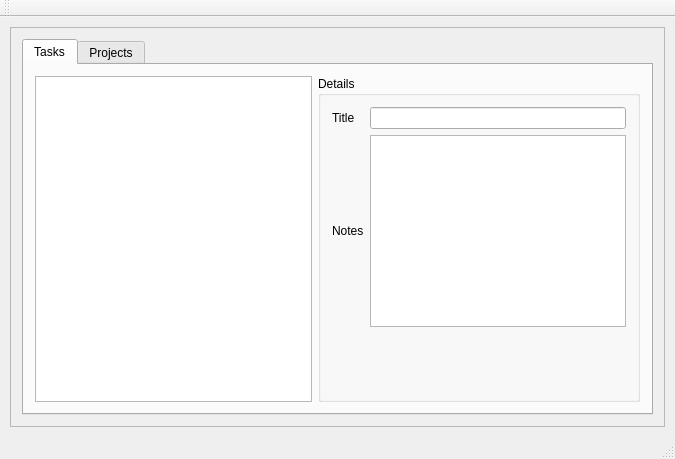
This is src/taskapp.ui in campbellmbrown/task-app as Qt 5 draws it before an edit. The edited form follows.
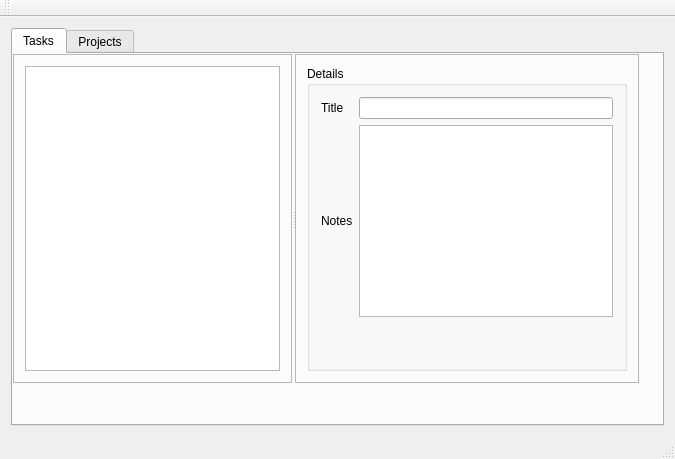
This is the edited form.

```diff
--- a/src/taskapp.ui
+++ b/src/taskapp.ui
@@ -15,27 +15,6 @@
   </property>
   <widget class="QWidget" name="centralWidget">
    <layout class="QGridLayout" name="gridLayout">
-    <property name="leftMargin">
-     <number>10</number>
-    </property>
-    <property name="topMargin">
-     <number>10</number>
-    </property>
-    <property name="rightMargin">
-     <number>10</number>
-    </property>
-    <property name="bottomMargin">
-     <number>10</number>
-    </property>
-    <item row="0" column="2">
-     <widget class="QFrame" name="taskListArea">
-      <property name="frameShape">
-       <enum>QFrame::StyledPanel</enum>
-      </property>
-      <property name="frameShadow">
-       <enum>QFrame::Raised</enum>
-      </property>
-      <layout class="QGridLayout" name="taskListLayout">
        <item row="0" column="0">
         <widget class="QTabWidget" name="tabWidget">
          <property name="currentIndex">
@@ -45,11 +24,50 @@
           <attribute name="title">
            <string>Tasks</string>
           </attribute>
+       <widget class="QSplitter" name="taskListSplitter">
+        <property name="frameShadow">
+         <enum>QFrame::Plain</enum>
+        </property>
+        <property name="lineWidth">
+         <number>1</number>
+        </property>
+        <property name="midLineWidth">
+         <number>0</number>
+        </property>
+        <property name="orientation">
+         <enum>Qt::Horizontal</enum>
+        </property>
+        <property name="opaqueResize">
+         <bool>false</bool>
+        </property>
+        <property name="handleWidth">
+         <number>3</number>
+        </property>
+        <property name="childrenCollapsible">
+         <bool>false</bool>
+        </property>
+        <widget class="QFrame" name="taskListArea">
+         <property name="frameShape">
+          <enum>QFrame::StyledPanel</enum>
+         </property>
           <layout class="QGridLayout" name="taskListLayout">
            <item row="0" column="0">
             <widget class="QTreeView" name="treeView"/>
            </item>
-           <item row="0" column="1">
+         </layout>
+         <property name="frameShadow">
+          <enum>QFrame::Raised</enum>
+         </property>
+        </widget>
+        <widget class="QFrame" name="detailsArea">
+         <property name="frameShape">
+          <enum>QFrame::StyledPanel</enum>
+         </property>
+         <property name="frameShadow">
+          <enum>QFrame::Raised</enum>
+         </property>
+         <layout class="QGridLayout" name="taskListLayout">
+          <item row="0" column="0">
             <widget class="QGroupBox" name="groupBox">
              <property name="title">
               <string>Details</string>
@@ -93,15 +111,14 @@
            </item>
           </layout>
          </widget>
+       </widget>
+      </widget>
          <widget class="QWidget" name="taskListTab">
           <attribute name="title">
            <string>Projects</string>
           </attribute>
           <layout class="QGridLayout" name="taskListLayout"/>
          </widget>
-        </widget>
-       </item>
-      </layout>
      </widget>
     </item>
    </layout>
```
Lines whose indentation alone changed are shown as unchanged.
